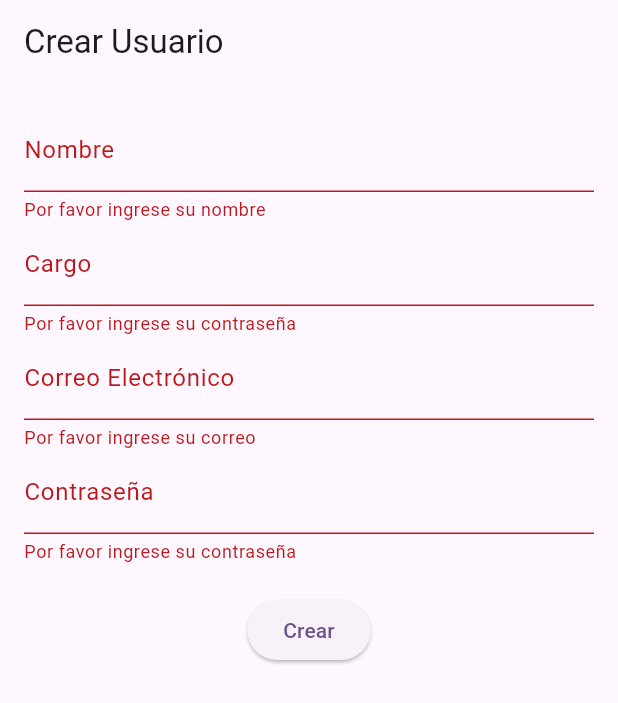
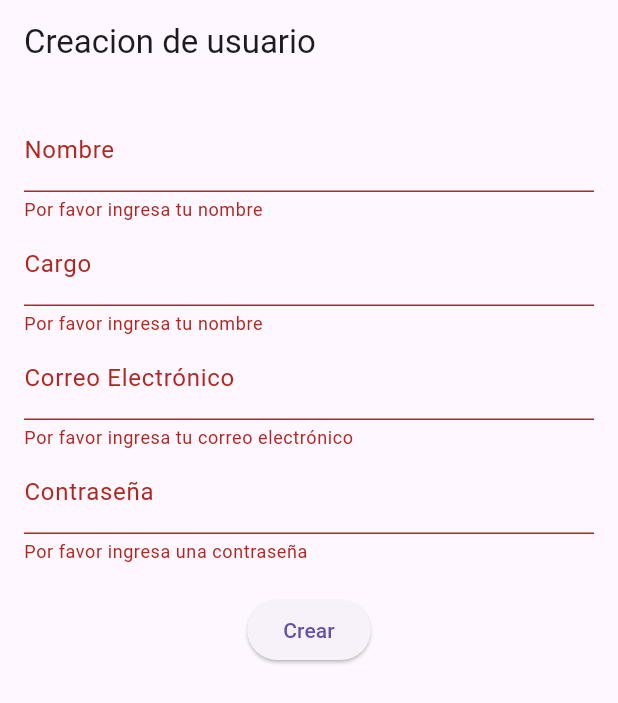
Before and after one commit to AngieMeza27/DIGAU, a Flutter app: the screen it shows after launch, after a tap on "Crear", on a phone screen of 412 x 824 dp. Shown: the top 703 px of the screen. Run offline on Flutter 3.47's test engine with Material 3 defaults, Android fonts, the phone set to English and light mode, and no system bars.

Commit message:
Gral. Actualizar: Separacion componente form

```diff
--- /dev/null
+++ b/lib/componets/form.dart
@@ -0,0 +1,88 @@
+import 'package:flutter/material.dart';
+
+class RegistroFormulario extends StatefulWidget {
+  @override
+  _RegistroFormularioState createState() => _RegistroFormularioState();
+}
+
+class _RegistroFormularioState extends State<RegistroFormulario> {
+  final _formKey = GlobalKey<FormState>();
+
+  String _nombre = '';
+  String _email = '';
+  String _password = '';
+  String _cargo = '';
+
+  @override
+  Widget build(BuildContext context) {
+    return Form(
+      key: _formKey,
+      child: Column(
+        children: <Widget>[
+          TextFormField(
+            decoration: InputDecoration(labelText: 'Nombre'),
+            validator: (value) {
+              if (value == null || value.isEmpty) {
+                return 'Por favor ingresa tu nombre';
+              }
+              return null;
+            },
+            onSaved: (value) {
+              _nombre = value ?? '';
+            },
+          ),
+          TextFormField(
+            decoration: InputDecoration(labelText: 'Cargo'),
+            validator: (value) {
+              if (value == null || value.isEmpty) {
+                return 'Por favor ingresa tu nombre';
+              }
+              return null;
+            },
+            onSaved: (value) {
+              _cargo = value ?? '';
+            },
+          ),
+          TextFormField(
+            decoration: InputDecoration(labelText: 'Correo Electrónico'),
+            keyboardType: TextInputType.emailAddress,
+            validator: (value) {
+              if (value == null || value.isEmpty) {
+                return 'Por favor ingresa tu correo electrónico';
+              }
+              return null;
+            },
+            onSaved: (value) {
+              _email = value ?? '';
+            },
+          ),
+          TextFormField(
+            decoration: InputDecoration(labelText: 'Contraseña'),
+            obscureText: true,
+            validator: (value) {
+              if (value == null || value.isEmpty) {
+                return 'Por favor ingresa una contraseña';
+              }
+              return null;
+            },
+            onSaved: (value) {
+              _password = value ?? '';
+            },
+          ),
+          SizedBox(height: 20),
+          ElevatedButton(
+            onPressed: () {
+              if (_formKey.currentState!.validate()) {
+                _formKey.currentState!.save();
+                ScaffoldMessenger.of(context).showSnackBar(
+                  SnackBar(content: Text('Formulario enviado')),
+                );
+              }
+            },
+            child: Text('Crear'),
+          ),
+        ],
+      ),
+    );
+  }
+}
--- a/lib/main.dart
+++ b/lib/main.dart
@@ -1,115 +1,25 @@
 import 'package:flutter/material.dart';
+import './componets/form.dart';
 
 void main() {
-  runApp(const MyApp());
+  runApp(MyApp());
 }
 
 class MyApp extends StatelessWidget {
-  const MyApp({super.key});
-
-  // This widget is the root of your application.
   @override
   Widget build(BuildContext context) {
     return MaterialApp(
-      title: 'Flutter App',
+      title: 'Creacion de usuario',
       theme: ThemeData(
-        colorScheme: ColorScheme.fromSeed(seedColor: Colors.deepPurple),
-        useMaterial3: true,
+        primarySwatch: Colors.blue,
       ),
-      home:  RegisterForm(),
-    );
-  }
-}
-
-class RegisterForm extends StatefulWidget {
-  @override
-  _RegisterFormState createState() => _RegisterFormState();
-}
-
-class _RegisterFormState extends State<RegisterForm> {
-  final _formKey = GlobalKey<FormState>();
-  final TextEditingController _nameController = TextEditingController();
-  final TextEditingController _emailController = TextEditingController();
-  final TextEditingController _passwordController = TextEditingController();
-
-  @override
-  Widget build(BuildContext context) {
-    return Scaffold(
-      appBar: AppBar(
-        title: Text('Crear Usuario'),
-      ),
-      body: Padding(
-        padding: const EdgeInsets.all(16.0),
-        child: Form(
-          key: _formKey,
-          child: Column(
-            children: <Widget>[
-              TextFormField(
-                controller: _nameController,
-                decoration: InputDecoration(labelText: 'Nombre'),
-                validator: (value) {
-                  if (value == null || value.isEmpty) {
-                    return 'Por favor ingrese su nombre';
-                  }
-                  return null;
-                },
-              ),
-              TextFormField(
-                controller: _passwordController,
-                decoration: InputDecoration(labelText: 'Cargo'),
-                obscureText: true,
-                validator: (value) {
-                  if (value == null || value.isEmpty) {
-                    return 'Por favor ingrese su contraseña';
-                  } else if (value.length < 6) {
-                    return 'La contraseña debe tener al menos 6 caracteres';
-                  }
-                  return null;
-                },
-              ),
-              TextFormField(
-                controller: _emailController,
-                decoration: InputDecoration(labelText: 'Correo Electrónico'),
-                keyboardType: TextInputType.emailAddress,
-                validator: (value) {
-                  if (value == null || value.isEmpty) {
-                    return 'Por favor ingrese su correo';
-                  } else if (!RegExp(r'^[^@]+@[^@]+\.[^@]+').hasMatch(value)) {
-                    return 'Ingrese un correo válido';
-                  }
-                  return null;
-                },
-              ),
-              TextFormField(
-                controller: _passwordController,
-                decoration: InputDecoration(labelText: 'Contraseña'),
-                obscureText: true,
-                validator: (value) {
-                  if (value == null || value.isEmpty) {
-                    return 'Por favor ingrese su contraseña';
-                  } else if (value.length < 6) {
-                    return 'La contraseña debe tener al menos 6 caracteres';
-                  }
-                  return null;
-                },
-              ),
-              SizedBox(height: 20),
-              ElevatedButton(
-                onPressed: () {
-                  if (_formKey.currentState!.validate()) {
-                    ScaffoldMessenger.of(context).showSnackBar(
-                      SnackBar(content: Text('Registrado exitosamente')),
-                    );
-                    // Aquí puedes manejar el envío de los datos
-                    print('Nombre: ${_nameController.text}');
-                    print('Correo: ${_emailController.text}');
-                    print('Contraseña: ${_passwordController.text}');
-                  }
-                },
-                child: Text('Crear'),
-              ),
-            ],
-          ),
+      home: Scaffold(
+        appBar: AppBar(
+          title: Text('Creacion de usuario'),
+        ),
+        body: Padding(
+          padding: const EdgeInsets.all(16.0),
+          child: RegistroFormulario(),  // Utiliza el componente del formulario
         ),
       ),
     );
```
